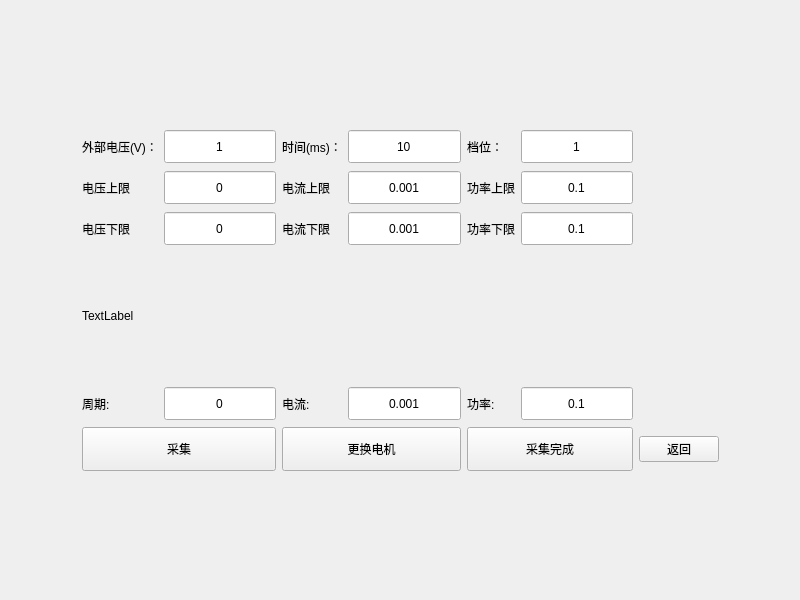
bloglink/aip-tester, file PageLck.ui: the form before one commit.
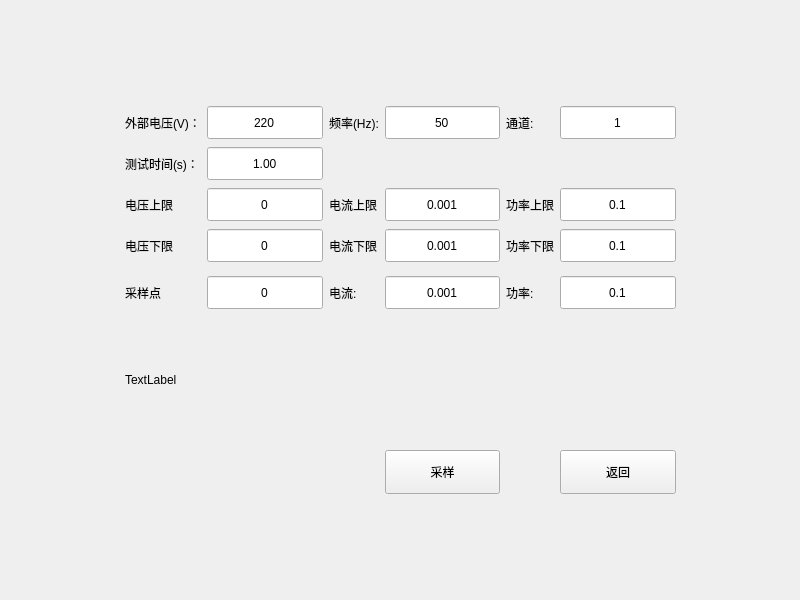
The form after the commit.

Commit message: style:(2.1.0.13)堵转模块格式修正

```diff
--- a/PageLck.ui
+++ b/PageLck.ui
@@ -14,41 +14,8 @@
    <string>Form</string>
   </property>
   <layout class="QGridLayout" name="gridLayout">
-   <item row="0" column="1" colspan="6">
-    <spacer name="verticalSpacer">
-     <property name="orientation">
-      <enum>Qt::Vertical</enum>
-     </property>
-     <property name="sizeHint" stdset="0">
-      <size>
-       <width>551</width>
-       <height>111</height>
-      </size>
-     </property>
-    </spacer>
-   </item>
-   <item row="1" column="0" rowspan="6">
-    <spacer name="horizontalSpacer_2">
-     <property name="orientation">
-      <enum>Qt::Horizontal</enum>
-     </property>
-     <property name="sizeHint" stdset="0">
-      <size>
-       <width>60</width>
-       <height>339</height>
-      </size>
-     </property>
-    </spacer>
-   </item>
-   <item row="1" column="1">
-    <widget class="QLabel" name="label_grade_8">
-     <property name="text">
-      <string>外部电压(V)：</string>
-     </property>
-    </widget>
-   </item>
-   <item row="1" column="2">
-    <widget class="QDoubleSpinBox" name="BoxVolt">
+   <item row="4" column="2">
+    <widget class="QDoubleSpinBox" name="BoxVoltMin">
      <property name="sizePolicy">
       <sizepolicy hsizetype="Expanding" vsizetype="Fixed">
        <horstretch>0</horstretch>
@@ -70,111 +37,12 @@
      <property name="decimals">
       <number>0</number>
      </property>
-     <property name="minimum">
-      <double>1.000000000000000</double>
-     </property>
      <property name="maximum">
       <double>255.000000000000000</double>
      </property>
     </widget>
    </item>
-   <item row="1" column="3">
-    <widget class="QLabel" name="label_grade_10">
-     <property name="text">
-      <string>时间(ms)：</string>
-     </property>
-    </widget>
-   </item>
-   <item row="1" column="4">
-    <widget class="QDoubleSpinBox" name="BoxTime">
-     <property name="sizePolicy">
-      <sizepolicy hsizetype="Expanding" vsizetype="Fixed">
-       <horstretch>0</horstretch>
-       <verstretch>0</verstretch>
-      </sizepolicy>
-     </property>
-     <property name="minimumSize">
-      <size>
-       <width>97</width>
-       <height>35</height>
-      </size>
-     </property>
-     <property name="alignment">
-      <set>Qt::AlignCenter</set>
-     </property>
-     <property name="buttonSymbols">
-      <enum>QAbstractSpinBox::NoButtons</enum>
-     </property>
-     <property name="decimals">
-      <number>0</number>
-     </property>
-     <property name="minimum">
-      <double>10.000000000000000</double>
-     </property>
-     <property name="maximum">
-      <double>2000.000000000000000</double>
-     </property>
-    </widget>
-   </item>
-   <item row="1" column="5">
-    <widget class="QLabel" name="label_grade_9">
-     <property name="text">
-      <string>档位：</string>
-     </property>
-    </widget>
-   </item>
-   <item row="1" column="6">
-    <widget class="QDoubleSpinBox" name="BoxGrade">
-     <property name="sizePolicy">
-      <sizepolicy hsizetype="Expanding" vsizetype="Fixed">
-       <horstretch>0</horstretch>
-       <verstretch>0</verstretch>
-      </sizepolicy>
-     </property>
-     <property name="minimumSize">
-      <size>
-       <width>97</width>
-       <height>35</height>
-      </size>
-     </property>
-     <property name="alignment">
-      <set>Qt::AlignCenter</set>
-     </property>
-     <property name="buttonSymbols">
-      <enum>QAbstractSpinBox::NoButtons</enum>
-     </property>
-     <property name="decimals">
-      <number>0</number>
-     </property>
-     <property name="minimum">
-      <double>1.000000000000000</double>
-     </property>
-     <property name="maximum">
-      <double>6.000000000000000</double>
-     </property>
-    </widget>
-   </item>
-   <item row="1" column="8" rowspan="6">
-    <spacer name="horizontalSpacer">
-     <property name="orientation">
-      <enum>Qt::Horizontal</enum>
-     </property>
-     <property name="sizeHint" stdset="0">
-      <size>
-       <width>59</width>
-       <height>339</height>
-      </size>
-     </property>
-    </spacer>
-   </item>
-   <item row="2" column="1">
-    <widget class="QLabel" name="label">
-     <property name="text">
-      <string>电压上限</string>
-     </property>
-    </widget>
-   </item>
-   <item row="2" column="2">
+   <item row="3" column="2">
     <widget class="QDoubleSpinBox" name="BoxVoltMax">
      <property name="sizePolicy">
       <sizepolicy hsizetype="Expanding" vsizetype="Fixed">
@@ -202,164 +70,69 @@
      </property>
     </widget>
    </item>
-   <item row="2" column="3">
-    <widget class="QLabel" name="label_3">
-     <property name="text">
-      <string>电流上限</string>
-     </property>
-    </widget>
-   </item>
-   <item row="2" column="4">
-    <widget class="QDoubleSpinBox" name="BoxCurrMax">
-     <property name="sizePolicy">
-      <sizepolicy hsizetype="Expanding" vsizetype="Fixed">
-       <horstretch>0</horstretch>
-       <verstretch>0</verstretch>
-      </sizepolicy>
-     </property>
-     <property name="minimumSize">
-      <size>
-       <width>97</width>
-       <height>35</height>
-      </size>
-     </property>
-     <property name="alignment">
-      <set>Qt::AlignCenter</set>
-     </property>
-     <property name="buttonSymbols">
-      <enum>QAbstractSpinBox::NoButtons</enum>
-     </property>
-     <property name="decimals">
-      <number>3</number>
-     </property>
-     <property name="minimum">
-      <double>0.001000000000000</double>
-     </property>
-     <property name="maximum">
-      <double>5.000000000000000</double>
-     </property>
-    </widget>
-   </item>
-   <item row="2" column="5">
-    <widget class="QLabel" name="label_5">
-     <property name="text">
-      <string>功率上限</string>
-     </property>
-    </widget>
-   </item>
-   <item row="2" column="6">
-    <widget class="QDoubleSpinBox" name="BoxPowerMax">
-     <property name="sizePolicy">
-      <sizepolicy hsizetype="Expanding" vsizetype="Fixed">
-       <horstretch>0</horstretch>
-       <verstretch>0</verstretch>
-      </sizepolicy>
-     </property>
-     <property name="minimumSize">
-      <size>
-       <width>97</width>
-       <height>35</height>
-      </size>
-     </property>
-     <property name="alignment">
-      <set>Qt::AlignCenter</set>
-     </property>
-     <property name="buttonSymbols">
-      <enum>QAbstractSpinBox::NoButtons</enum>
-     </property>
-     <property name="decimals">
-      <number>1</number>
-     </property>
-     <property name="minimum">
-      <double>0.100000000000000</double>
-     </property>
-     <property name="maximum">
-      <double>1275.000000000000000</double>
-     </property>
-    </widget>
-   </item>
    <item row="3" column="1">
-    <widget class="QLabel" name="label_2">
+    <widget class="QLabel" name="label">
      <property name="text">
-      <string>电压下限</string>
+      <string>电压上限</string>
      </property>
     </widget>
    </item>
-   <item row="3" column="2">
-    <widget class="QDoubleSpinBox" name="BoxVoltMin">
-     <property name="sizePolicy">
-      <sizepolicy hsizetype="Expanding" vsizetype="Fixed">
-       <horstretch>0</horstretch>
-       <verstretch>0</verstretch>
-      </sizepolicy>
+   <item row="2" column="8" rowspan="7">
+    <spacer name="horizontalSpacer">
+     <property name="orientation">
+      <enum>Qt::Horizontal</enum>
      </property>
-     <property name="minimumSize">
+     <property name="sizeHint" stdset="0">
       <size>
-       <width>97</width>
-       <height>35</height>
+       <width>59</width>
+       <height>339</height>
       </size>
      </property>
-     <property name="alignment">
-      <set>Qt::AlignCenter</set>
-     </property>
-     <property name="buttonSymbols">
-      <enum>QAbstractSpinBox::NoButtons</enum>
-     </property>
-     <property name="decimals">
-      <number>0</number>
-     </property>
-     <property name="maximum">
-      <double>255.000000000000000</double>
-     </property>
-    </widget>
+    </spacer>
    </item>
-   <item row="3" column="3">
+   <item row="4" column="3">
     <widget class="QLabel" name="label_4">
      <property name="text">
       <string>电流下限</string>
      </property>
     </widget>
    </item>
-   <item row="3" column="4">
-    <widget class="QDoubleSpinBox" name="BoxCurrMin">
-     <property name="sizePolicy">
-      <sizepolicy hsizetype="Expanding" vsizetype="Fixed">
-       <horstretch>0</horstretch>
-       <verstretch>0</verstretch>
-      </sizepolicy>
-     </property>
-     <property name="minimumSize">
-      <size>
-       <width>97</width>
-       <height>35</height>
-      </size>
-     </property>
-     <property name="alignment">
-      <set>Qt::AlignCenter</set>
-     </property>
-     <property name="buttonSymbols">
-      <enum>QAbstractSpinBox::NoButtons</enum>
-     </property>
-     <property name="decimals">
-      <number>3</number>
-     </property>
-     <property name="minimum">
-      <double>0.001000000000000</double>
-     </property>
-     <property name="maximum">
-      <double>5.000000000000000</double>
-     </property>
-    </widget>
-   </item>
-   <item row="3" column="5">
+   <item row="4" column="5">
     <widget class="QLabel" name="label_6">
      <property name="text">
       <string>功率下限</string>
      </property>
     </widget>
    </item>
+   <item row="4" column="1">
+    <widget class="QLabel" name="label_2">
+     <property name="text">
+      <string>电压下限</string>
+     </property>
+    </widget>
+   </item>
+   <item row="6" column="5">
+    <widget class="QLabel" name="label_pwr">
+     <property name="text">
+      <string>功率:</string>
+     </property>
+    </widget>
+   </item>
+   <item row="0" column="1" colspan="6">
+    <spacer name="verticalSpacer">
+     <property name="orientation">
+      <enum>Qt::Vertical</enum>
+     </property>
+     <property name="sizeHint" stdset="0">
+      <size>
+       <width>551</width>
+       <height>111</height>
+      </size>
+     </property>
+    </spacer>
+   </item>
    <item row="3" column="6">
-    <widget class="QDoubleSpinBox" name="BoxPowerMin">
+    <widget class="QDoubleSpinBox" name="BoxPowerMax">
      <property name="sizePolicy">
       <sizepolicy hsizetype="Expanding" vsizetype="Fixed">
        <horstretch>0</horstretch>
@@ -389,33 +162,62 @@
      </property>
     </widget>
    </item>
-   <item row="4" column="1" colspan="6">
-    <widget class="QLabel" name="LabelWave">
+   <item row="1" column="5">
+    <widget class="QLabel" name="label_grade_9">
+     <property name="text">
+      <string>通道:</string>
+     </property>
+    </widget>
+   </item>
+   <item row="3" column="5">
+    <widget class="QLabel" name="label_5">
+     <property name="text">
+      <string>功率上限</string>
+     </property>
+    </widget>
+   </item>
+   <item row="6" column="4">
+    <widget class="QDoubleSpinBox" name="BoxCurr">
      <property name="sizePolicy">
-      <sizepolicy hsizetype="Expanding" vsizetype="Expanding">
+      <sizepolicy hsizetype="Expanding" vsizetype="Fixed">
        <horstretch>0</horstretch>
        <verstretch>0</verstretch>
       </sizepolicy>
      </property>
      <property name="minimumSize">
       <size>
-       <width>0</width>
-       <height>128</height>
+       <width>97</width>
+       <height>35</height>
       </size>
      </property>
-     <property name="text">
-      <string>TextLabel</string>
+     <property name="focusPolicy">
+      <enum>Qt::NoFocus</enum>
      </property>
+     <property name="alignment">
+      <set>Qt::AlignCenter</set>
+     </property>
+     <property name="buttonSymbols">
+      <enum>QAbstractSpinBox::NoButtons</enum>
+     </property>
+     <property name="decimals">
+      <number>3</number>
+     </property>
+     <property name="minimum">
+      <double>0.001000000000000</double>
+     </property>
+     <property name="maximum">
+      <double>5.000000000000000</double>
+     </property>
     </widget>
    </item>
-   <item row="5" column="1">
-    <widget class="QLabel" name="label_cycle">
+   <item row="3" column="3">
+    <widget class="QLabel" name="label_3">
      <property name="text">
-      <string>周期:</string>
+      <string>电流上限</string>
      </property>
     </widget>
    </item>
-   <item row="5" column="2">
+   <item row="6" column="2">
     <widget class="QDoubleSpinBox" name="BoxFreq">
      <property name="sizePolicy">
       <sizepolicy hsizetype="Expanding" vsizetype="Fixed">
@@ -429,6 +231,9 @@
        <height>35</height>
       </size>
      </property>
+     <property name="focusPolicy">
+      <enum>Qt::NoFocus</enum>
+     </property>
      <property name="alignment">
       <set>Qt::AlignCenter</set>
      </property>
@@ -440,15 +245,73 @@
      </property>
     </widget>
    </item>
-   <item row="5" column="3">
+   <item row="1" column="1">
+    <widget class="QLabel" name="label_grade_8">
+     <property name="text">
+      <string>外部电压(V)：</string>
+     </property>
+    </widget>
+   </item>
+   <item row="3" column="4">
+    <widget class="QDoubleSpinBox" name="BoxCurrMax">
+     <property name="sizePolicy">
+      <sizepolicy hsizetype="Expanding" vsizetype="Fixed">
+       <horstretch>0</horstretch>
+       <verstretch>0</verstretch>
+      </sizepolicy>
+     </property>
+     <property name="minimumSize">
+      <size>
+       <width>97</width>
+       <height>35</height>
+      </size>
+     </property>
+     <property name="alignment">
+      <set>Qt::AlignCenter</set>
+     </property>
+     <property name="buttonSymbols">
+      <enum>QAbstractSpinBox::NoButtons</enum>
+     </property>
+     <property name="decimals">
+      <number>3</number>
+     </property>
+     <property name="minimum">
+      <double>0.001000000000000</double>
+     </property>
+     <property name="maximum">
+      <double>5.000000000000000</double>
+     </property>
+    </widget>
+   </item>
+   <item row="8" column="4">
+    <widget class="QPushButton" name="BtnSample">
+     <property name="minimumSize">
+      <size>
+       <width>0</width>
+       <height>44</height>
+      </size>
+     </property>
+     <property name="text">
+      <string>采样</string>
+     </property>
+    </widget>
+   </item>
+   <item row="6" column="3">
     <widget class="QLabel" name="label_current">
      <property name="text">
       <string>电流:</string>
      </property>
     </widget>
    </item>
-   <item row="5" column="4">
-    <widget class="QDoubleSpinBox" name="BoxCurr">
+   <item row="6" column="1">
+    <widget class="QLabel" name="label_cycle">
+     <property name="text">
+      <string>采样点</string>
+     </property>
+    </widget>
+   </item>
+   <item row="4" column="4">
+    <widget class="QDoubleSpinBox" name="BoxCurrMin">
      <property name="sizePolicy">
       <sizepolicy hsizetype="Expanding" vsizetype="Fixed">
        <horstretch>0</horstretch>
@@ -478,14 +341,110 @@
      </property>
     </widget>
    </item>
-   <item row="5" column="5">
-    <widget class="QLabel" name="label_pwr">
+   <item row="4" column="6">
+    <widget class="QDoubleSpinBox" name="BoxPowerMin">
+     <property name="sizePolicy">
+      <sizepolicy hsizetype="Expanding" vsizetype="Fixed">
+       <horstretch>0</horstretch>
+       <verstretch>0</verstretch>
+      </sizepolicy>
+     </property>
+     <property name="minimumSize">
+      <size>
+       <width>97</width>
+       <height>35</height>
+      </size>
+     </property>
+     <property name="alignment">
+      <set>Qt::AlignCenter</set>
+     </property>
+     <property name="buttonSymbols">
+      <enum>QAbstractSpinBox::NoButtons</enum>
+     </property>
+     <property name="decimals">
+      <number>1</number>
+     </property>
+     <property name="minimum">
+      <double>0.100000000000000</double>
+     </property>
+     <property name="maximum">
+      <double>1275.000000000000000</double>
+     </property>
+    </widget>
+   </item>
+   <item row="1" column="6">
+    <widget class="QDoubleSpinBox" name="BoxGrade">
+     <property name="sizePolicy">
+      <sizepolicy hsizetype="Expanding" vsizetype="Fixed">
+       <horstretch>0</horstretch>
+       <verstretch>0</verstretch>
+      </sizepolicy>
+     </property>
+     <property name="minimumSize">
+      <size>
+       <width>97</width>
+       <height>35</height>
+      </size>
+     </property>
+     <property name="alignment">
+      <set>Qt::AlignCenter</set>
+     </property>
+     <property name="buttonSymbols">
+      <enum>QAbstractSpinBox::NoButtons</enum>
+     </property>
+     <property name="decimals">
+      <number>0</number>
+     </property>
+     <property name="minimum">
+      <double>1.000000000000000</double>
+     </property>
+     <property name="maximum">
+      <double>6.000000000000000</double>
+     </property>
+    </widget>
+   </item>
+   <item row="2" column="2">
+    <widget class="QDoubleSpinBox" name="BoxTime">
+     <property name="sizePolicy">
+      <sizepolicy hsizetype="Expanding" vsizetype="Fixed">
+       <horstretch>0</horstretch>
+       <verstretch>0</verstretch>
+      </sizepolicy>
+     </property>
+     <property name="minimumSize">
+      <size>
+       <width>97</width>
+       <height>35</height>
+      </size>
+     </property>
+     <property name="alignment">
+      <set>Qt::AlignCenter</set>
+     </property>
+     <property name="buttonSymbols">
+      <enum>QAbstractSpinBox::NoButtons</enum>
+     </property>
+     <property name="decimals">
+      <number>2</number>
+     </property>
+     <property name="minimum">
+      <double>0.000000000000000</double>
+     </property>
+     <property name="maximum">
+      <double>2000.000000000000000</double>
+     </property>
+     <property name="value">
+      <double>1.000000000000000</double>
+     </property>
+    </widget>
+   </item>
+   <item row="2" column="1">
+    <widget class="QLabel" name="label_grade_10">
      <property name="text">
-      <string>功率:</string>
+      <string>测试时间(s)：</string>
      </property>
     </widget>
    </item>
-   <item row="5" column="6">
+   <item row="6" column="6">
     <widget class="QDoubleSpinBox" name="BoxPower">
      <property name="sizePolicy">
       <sizepolicy hsizetype="Expanding" vsizetype="Fixed">
@@ -499,6 +458,9 @@
        <height>35</height>
       </size>
      </property>
+     <property name="focusPolicy">
+      <enum>Qt::NoFocus</enum>
+     </property>
      <property name="alignment">
       <set>Qt::AlignCenter</set>
      </property>
@@ -516,53 +478,68 @@
      </property>
     </widget>
    </item>
-   <item row="6" column="1" colspan="2">
-    <widget class="QPushButton" name="BtnCollect">
-     <property name="minimumSize">
-      <size>
-       <width>0</width>
-       <height>44</height>
-      </size>
-     </property>
+   <item row="1" column="3">
+    <widget class="QLabel" name="label_7">
      <property name="text">
-      <string>采集</string>
+      <string>频率(Hz):</string>
      </property>
     </widget>
    </item>
-   <item row="6" column="3" colspan="2">
-    <widget class="QPushButton" name="BtnChange">
+   <item row="1" column="4">
+    <widget class="QDoubleSpinBox" name="doubleSpinBox">
      <property name="minimumSize">
       <size>
-       <width>0</width>
-       <height>44</height>
+       <width>97</width>
+       <height>35</height>
       </size>
      </property>
-     <property name="text">
-      <string>更换电机</string>
+     <property name="focusPolicy">
+      <enum>Qt::ClickFocus</enum>
      </property>
-    </widget>
-   </item>
-   <item row="6" column="5" colspan="2">
-    <widget class="QPushButton" name="BtnFinish">
-     <property name="minimumSize">
-      <size>
-       <width>0</width>
-       <height>44</height>
-      </size>
+     <property name="alignment">
+      <set>Qt::AlignCenter</set>
      </property>
-     <property name="text">
-      <string>采集完成</string>
+     <property name="buttonSymbols">
+      <enum>QAbstractSpinBox::NoButtons</enum>
      </property>
+     <property name="decimals">
+      <number>0</number>
+     </property>
+     <property name="minimum">
+      <double>50.000000000000000</double>
+     </property>
+     <property name="value">
+      <double>50.000000000000000</double>
+     </property>
     </widget>
    </item>
-   <item row="6" column="7">
+   <item row="8" column="6">
     <widget class="QPushButton" name="BtnExit">
+     <property name="minimumSize">
+      <size>
+       <width>97</width>
+       <height>44</height>
+      </size>
+     </property>
      <property name="text">
       <string>返回</string>
      </property>
     </widget>
    </item>
-   <item row="7" column="1" colspan="6">
+   <item row="2" column="0" rowspan="7">
+    <spacer name="horizontalSpacer_2">
+     <property name="orientation">
+      <enum>Qt::Horizontal</enum>
+     </property>
+     <property name="sizeHint" stdset="0">
+      <size>
+       <width>60</width>
+       <height>339</height>
+      </size>
+     </property>
+    </spacer>
+   </item>
+   <item row="9" column="1" colspan="6">
     <spacer name="verticalSpacer_2">
      <property name="orientation">
       <enum>Qt::Vertical</enum>
@@ -575,6 +552,59 @@
      </property>
     </spacer>
    </item>
+   <item row="1" column="2">
+    <widget class="QDoubleSpinBox" name="BoxVolt">
+     <property name="sizePolicy">
+      <sizepolicy hsizetype="Expanding" vsizetype="Fixed">
+       <horstretch>0</horstretch>
+       <verstretch>0</verstretch>
+      </sizepolicy>
+     </property>
+     <property name="minimumSize">
+      <size>
+       <width>97</width>
+       <height>35</height>
+      </size>
+     </property>
+     <property name="alignment">
+      <set>Qt::AlignCenter</set>
+     </property>
+     <property name="buttonSymbols">
+      <enum>QAbstractSpinBox::NoButtons</enum>
+     </property>
+     <property name="decimals">
+      <number>0</number>
+     </property>
+     <property name="minimum">
+      <double>1.000000000000000</double>
+     </property>
+     <property name="maximum">
+      <double>255.000000000000000</double>
+     </property>
+     <property name="value">
+      <double>220.000000000000000</double>
+     </property>
+    </widget>
+   </item>
+   <item row="7" column="1" colspan="6">
+    <widget class="QLabel" name="LabelWave">
+     <property name="sizePolicy">
+      <sizepolicy hsizetype="Expanding" vsizetype="Expanding">
+       <horstretch>0</horstretch>
+       <verstretch>0</verstretch>
+      </sizepolicy>
+     </property>
+     <property name="minimumSize">
+      <size>
+       <width>0</width>
+       <height>128</height>
+      </size>
+     </property>
+     <property name="text">
+      <string>TextLabel</string>
+     </property>
+    </widget>
+   </item>
   </layout>
  </widget>
  <resources/>
```
The commit also changes 2 other files.
